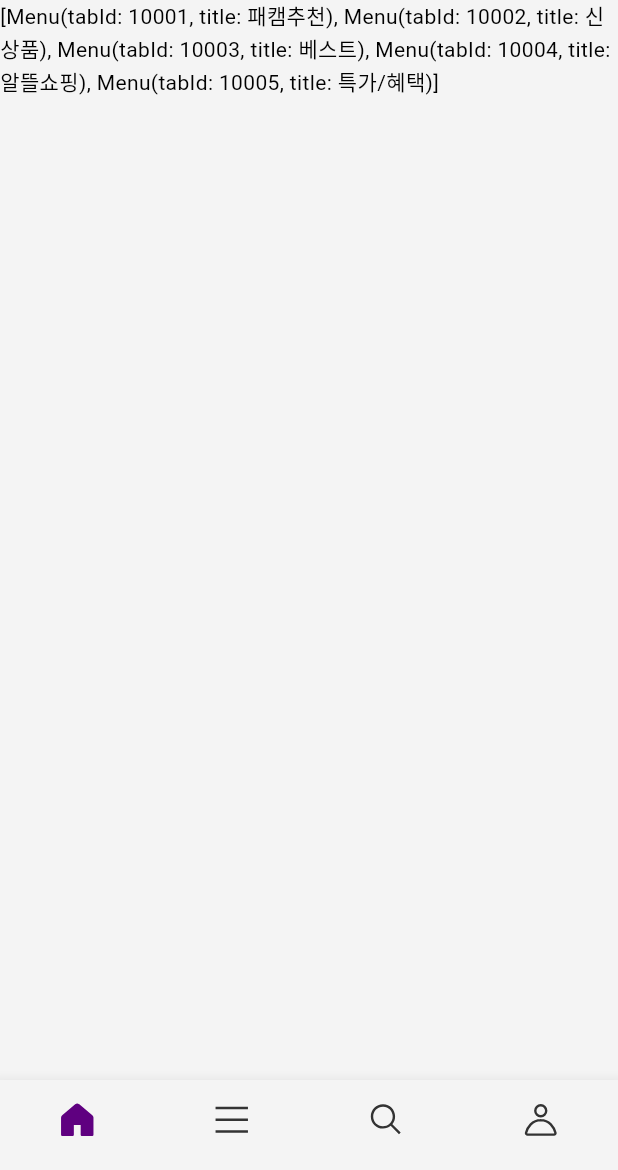
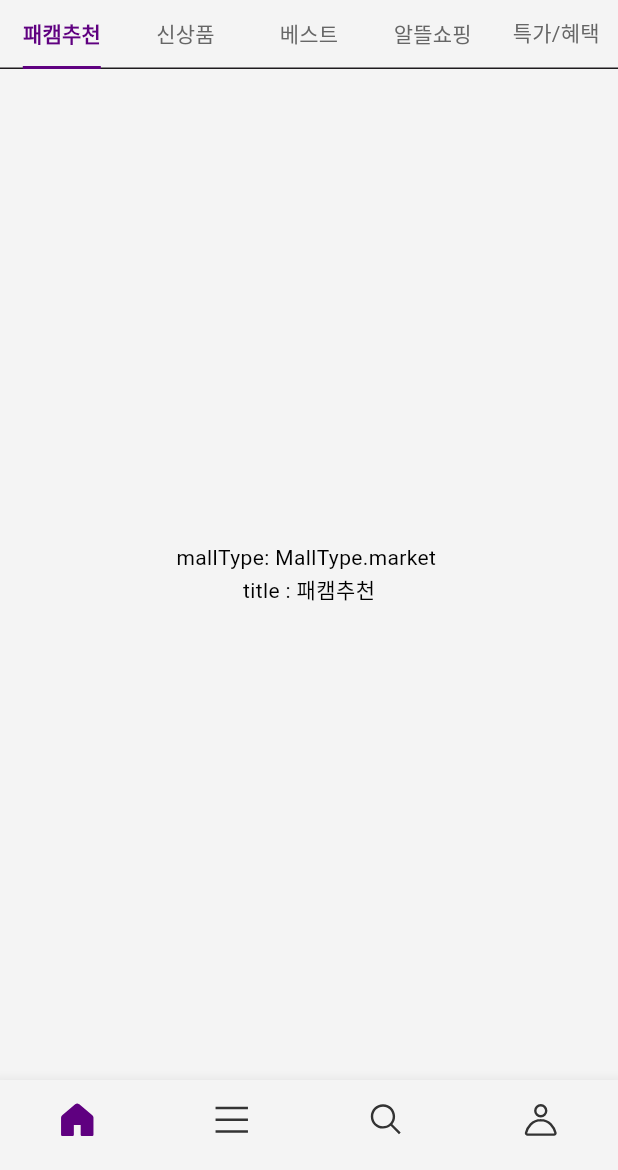
Before and after one commit to fastcampus-flutter/part6_e_commerce_app, a Flutter app: the screen it shows after launch, on a phone screen of 412 x 824 dp, the part 66-1236 px from its top. Run offline on Flutter 3.47's test engine with Material 2 defaults, Android fonts, the phone set to English and light mode, and no system bars; our stand-ins replace dio, flutter_bloc, flutter_svg, freezed_annotation, get_it, go_router and 2 more; generated files the repository leaves out were written again; Roboto replaces fonts that are missing (Pretendard).

Commit message:
UI 개발완료

```diff
--- /dev/null
+++ b/lib/presentation/pages/home/component/global_nav/global_nav_bar.dart
@@ -0,0 +1,60 @@
+import 'package:flutter/material.dart';
+import 'package:flutter_bloc/flutter_bloc.dart';
+
+import '../../../../../core/theme/custom/custom_font_weight.dart';
+import '../../../../../core/theme/custom/custom_theme.dart';
+import '../../../../../core/utils/extensions.dart';
+import '../../../../../domain/model/display/menu/menu.model.dart';
+import '../../bloc/menu_bloc/menu_bloc.dart';
+
+class GlobalNavBar extends StatelessWidget {
+  const GlobalNavBar(this.menus, {super.key});
+
+  final List<Menu> menus;
+
+  @override
+  Widget build(BuildContext context) {
+    final colorScheme = Theme.of(context).colorScheme;
+    final textTheme = Theme.of(context).textTheme;
+
+    return BlocBuilder<MenuBloc, MenuState>(
+      builder: (context, state) {
+        return SizedBox(
+          height: 46,
+          child: Stack(
+            children: [
+              TabBar(
+                tabs: List.generate(
+                  menus.length,
+                  (index) => Tab(text: menus[index].title),
+                ),
+                indicator: UnderlineTabIndicator(
+                  borderSide: BorderSide(color: colorScheme.primary, width: 2),
+                ),
+                indicatorSize: TabBarIndicatorSize.label,
+                labelColor: colorScheme.primary,
+                labelStyle: textTheme.titleSmall?.semiBold,
+                labelPadding: EdgeInsets.symmetric(horizontal: 8),
+                unselectedLabelColor: colorScheme.contentSecondary,
+                unselectedLabelStyle: textTheme.titleSmall,
+                onTap: (index) {},
+              ),
+              if (state.status.isLoading)
+                Positioned.fill(
+                  child: ColoredBox(
+                    color: Colors.black.withOpacity(0.2),
+                    child: Center(
+                      child: Transform.scale(
+                        scale: 0.5,
+                        child: CircularProgressIndicator(),
+                      ),
+                    ),
+                  ),
+                ),
+            ],
+          ),
+        );
+      },
+    );
+  }
+}
--- /dev/null
+++ b/lib/presentation/pages/home/component/global_nav/global_nav_bar_view.dart
@@ -0,0 +1,37 @@
+import 'package:flutter/material.dart';
+import 'package:flutter_bloc/flutter_bloc.dart';
+
+import '../../../../../core/utils/constant.dart';
+import '../../../../../domain/model/display/menu/menu.model.dart';
+import '../../bloc/menu_bloc/menu_bloc.dart';
+
+class GlobalNavBarView extends StatelessWidget {
+  const GlobalNavBarView(this.mallType, this.menus, {super.key});
+
+  final MallType mallType;
+  final List<Menu> menus;
+
+  @override
+  Widget build(BuildContext context) {
+    return BlocBuilder<MenuBloc, MenuState>(
+      builder: (context, state) {
+        return Expanded(
+          child: TabBarView(
+            children: List.generate(
+              state.menus.length,
+              (index) {
+                return Column(
+                  mainAxisAlignment: MainAxisAlignment.center,
+                  children: [
+                    Text('mallType: $mallType '),
+                    Text('title : ${menus[index].title}'),
+                  ],
+                );
+              },
+            ),
+          ),
+        );
+      },
+    );
+  }
+}
--- a/lib/presentation/pages/home/home_page.dart
+++ b/lib/presentation/pages/home/home_page.dart
@@ -8,6 +8,8 @@ import '../../../dependency_injection.dart';
 import '../../../domain/usecase/display/display.usecase.dart';
 import '../../main/cubit/mall_type_cubit.dart';
 import 'bloc/menu_bloc/menu_bloc.dart';
+import 'component/global_nav/global_nav_bar.dart';
+import 'component/global_nav/global_nav_bar_view.dart';
 
 class HomePage extends StatelessWidget {
   const HomePage({super.key});
@@ -39,21 +41,36 @@ class HomeView extends StatelessWidget {
         builder: (_, state) {
           switch (state.status) {
             case Status.initial:
+              return const Center(child: CircularProgressIndicator());
             case Status.loading:
-              return const Center(child: CircularProgressIndicator());
+              return DefaultTabController(
+                // key: ValueKey<String>('${state.mallType}'),
+                length: state.menus.length,
+                child: Column(
+                  children: [
+                    GlobalNavBar(state.menus),
+                    GlobalNavBarView(state.mallType, state.menus),
+                  ],
+                ),
+              );
             case Status.success:
-              return Text('${state.menus}');
+              return DefaultTabController(
+                length: state.menus.length,
+                child: Column(
+                  children: [
+                    GlobalNavBar(state.menus),
+                    GlobalNavBarView(state.mallType, state.menus),
+                  ],
+                ),
+              );
             case Status.error:
               return const Center(child: Text('error'));
           }
         },
         listener: (context, state) async {
           if (state.status.isError) {
-            final bool result = (await CommonDialog.errorDialog(
-                  context,
-                  state.error,
-                )) ??
-                false;
+            final bool result =
+                (await CommonDialog.errorDialog(context, state.error)) ?? false;
             if (result) {
               context.read<MenuBloc>().add(MenuInitialized());
             }
```
